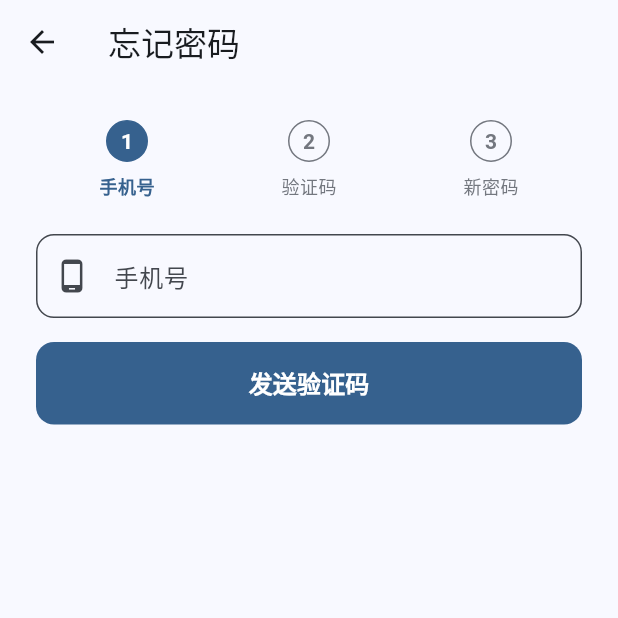
After one commit to lhgr/CQUT-Helper, a Flutter app: the ForgetPasswordPage screen opened directly, on a phone screen of 412 x 824 dp, the top half of it. The commit adds this screen. Run offline on Flutter 3.47's test engine with Material 3 defaults, Android fonts, the phone set to English and light mode, and no system bars; drawn by our look-alikes of dynamic_color; our stand-ins replace cached_network_image, cookie_jar, dio, dio_cookie_manager, firebase_analytics, firebase_core and 3 more; missing offline and left inert: asn1lib, pointycastle; accounts and stored records are empty; generated files the repository leaves out were written again.

Commit message:
重写"忘记密码"逻辑

```diff
--- /dev/null
+++ b/lib/pages/Login/ForgetPassword.dart
@@ -0,0 +1,438 @@
+import 'package:cqut/api/auth/forget_password_api.dart';
+import 'package:firebase_analytics/firebase_analytics.dart';
+import 'package:flutter/material.dart';
+
+class ForgetPasswordPage extends StatefulWidget {
+  const ForgetPasswordPage({super.key});
+
+  @override
+  State<ForgetPasswordPage> createState() => _ForgetPasswordPageState();
+}
+
+class _ForgetPasswordPageState extends State<ForgetPasswordPage> {
+  final _phoneController = TextEditingController();
+  final _codeController = TextEditingController();
+  final _passwordController = TextEditingController();
+  final _password2Controller = TextEditingController();
+
+  final ForgetPasswordApi _api = ForgetPasswordApi();
+
+  bool _isLoading = false;
+  bool _obscurePassword = true;
+  bool _obscurePassword2 = true;
+
+  int _step = 0;
+  String? _ticket;
+
+  @override
+  void dispose() {
+    _phoneController.dispose();
+    _codeController.dispose();
+    _passwordController.dispose();
+    _password2Controller.dispose();
+    super.dispose();
+  }
+
+  void _showError(String message) {
+    ScaffoldMessenger.of(context).showSnackBar(SnackBar(content: Text(message)));
+  }
+
+  String _cleanException(Object e) {
+    var msg = e.toString();
+    if (msg.startsWith('Exception: ')) {
+      msg = msg.substring(11);
+    }
+    return msg;
+  }
+
+  bool _isValidPassword(String password) {
+    if (password.length < 8 || password.length > 20) return false;
+
+    final hasUpper = RegExp(r'[A-Z]').hasMatch(password);
+    final hasLower = RegExp(r'[a-z]').hasMatch(password);
+    final hasDigit = RegExp(r'\d').hasMatch(password);
+    final hasSymbol = RegExp(r'[^A-Za-z0-9]').hasMatch(password);
+
+    var kinds = 0;
+    if (hasUpper) kinds++;
+    if (hasLower) kinds++;
+    if (hasDigit) kinds++;
+    if (hasSymbol) kinds++;
+    return kinds >= 3;
+  }
+
+  Future<void> _sendCode() async {
+    final phone = _phoneController.text.trim();
+    if (phone.isEmpty) {
+      _showError('请输入手机号');
+      return;
+    }
+    if (!RegExp(r'^\d{11}$').hasMatch(phone)) {
+      _showError('请输入 11 位手机号');
+      return;
+    }
+
+    setState(() => _isLoading = true);
+    try {
+      await FirebaseAnalytics.instance.logEvent(name: 'forgot_password_send_code');
+      final ticket = await _api.sendAuthCode(mobilePhone: phone);
+      if (!mounted) return;
+      setState(() {
+        _ticket = ticket;
+        _step = 1;
+      });
+      ScaffoldMessenger.of(context).showSnackBar(
+        SnackBar(content: Text('验证码已发送')),
+      );
+    } catch (e) {
+      if (!mounted) return;
+      _showError(_cleanException(e));
+    } finally {
+      if (mounted) setState(() => _isLoading = false);
+    }
+  }
+
+  Future<void> _verifyCode() async {
+    final ticket = _ticket;
+    if (ticket == null || ticket.isEmpty) {
+      _showError('请先发送验证码');
+      return;
+    }
+    final code = _codeController.text.trim();
+    if (code.isEmpty) {
+      _showError('请输入验证码');
+      return;
+    }
+    if (!RegExp(r'^\d{4,8}$').hasMatch(code)) {
+      _showError('验证码格式不正确');
+      return;
+    }
+
+    setState(() => _isLoading = true);
+    try {
+      await FirebaseAnalytics.instance.logEvent(name: 'forgot_password_verify_code');
+      await _api.checkAuthCode(ticket: ticket, authCode: code);
+      if (!mounted) return;
+      setState(() {
+        _step = 2;
+      });
+      ScaffoldMessenger.of(context).showSnackBar(
+        SnackBar(content: Text('验证码验证成功')),
+      );
+    } catch (e) {
+      if (!mounted) return;
+      _showError(_cleanException(e));
+    } finally {
+      if (mounted) setState(() => _isLoading = false);
+    }
+  }
+
+  Future<void> _resetPassword() async {
+    final ticket = _ticket;
+    if (ticket == null || ticket.isEmpty) {
+      _showError('请先发送验证码');
+      return;
+    }
+    final pwd1 = _passwordController.text;
+    final pwd2 = _password2Controller.text;
+    if (pwd1.isEmpty || pwd2.isEmpty) {
+      _showError('请输入并确认新密码');
+      return;
+    }
+    if (pwd1 != pwd2) {
+      _showError('两次输入的密码不一致');
+      return;
+    }
+    if (!_isValidPassword(pwd1)) {
+      _showError('密码不符合规则');
+      return;
+    }
+
+    setState(() => _isLoading = true);
+    try {
+      await FirebaseAnalytics.instance.logEvent(name: 'forgot_password_set_new_password');
+      await _api.setNewPassword(ticket: ticket, password: pwd1);
+      if (!mounted) return;
+      ScaffoldMessenger.of(context).showSnackBar(
+        SnackBar(content: Text('密码已重置，请用新密码登录')),
+      );
+      Navigator.of(context).pop();
+    } catch (e) {
+      if (!mounted) return;
+      _showError(_cleanException(e));
+    } finally {
+      if (mounted) setState(() => _isLoading = false);
+    }
+  }
+
+  @override
+  Widget build(BuildContext context) {
+    return Scaffold(
+      appBar: AppBar(title: Text('忘记密码')),
+      body: SafeArea(
+        child: SingleChildScrollView(
+          padding: EdgeInsets.all(24),
+          child: Column(
+            crossAxisAlignment: CrossAxisAlignment.stretch,
+            children: [
+              _StepHeader(step: _step),
+              SizedBox(height: 24),
+              if (_step == 0) ...[
+                TextFormField(
+                  controller: _phoneController,
+                  keyboardType: TextInputType.phone,
+                  decoration: InputDecoration(
+                    labelText: '手机号',
+                    prefixIcon: Icon(Icons.phone_android),
+                    border: OutlineInputBorder(
+                      borderRadius: BorderRadius.circular(12),
+                    ),
+                    filled: true,
+                    fillColor: Theme.of(context).colorScheme.surface,
+                  ),
+                ),
+                SizedBox(height: 16),
+                FilledButton(
+                  onPressed: _isLoading ? null : _sendCode,
+                  style: FilledButton.styleFrom(
+                    padding: EdgeInsets.symmetric(vertical: 16),
+                    shape: RoundedRectangleBorder(
+                      borderRadius: BorderRadius.circular(12),
+                    ),
+                    elevation: 0,
+                  ),
+                  child: _isLoading
+                      ? SizedBox(
+                          height: 24,
+                          width: 24,
+                          child: CircularProgressIndicator(strokeWidth: 2),
+                        )
+                      : Text(
+                          '发送验证码',
+                          style: TextStyle(
+                            fontSize: 16,
+                            fontWeight: FontWeight.bold,
+                          ),
+                        ),
+                ),
+              ],
+              if (_step == 1) ...[
+                Text(
+                  '验证码已发送到：${_phoneController.text.trim()}',
+                  style: Theme.of(context).textTheme.bodyMedium,
+                ),
+                SizedBox(height: 12),
+                TextFormField(
+                  controller: _codeController,
+                  keyboardType: TextInputType.number,
+                  decoration: InputDecoration(
+                    labelText: '验证码',
+                    prefixIcon: Icon(Icons.verified_outlined),
+                    border: OutlineInputBorder(
+                      borderRadius: BorderRadius.circular(12),
+                    ),
+                    filled: true,
+                    fillColor: Theme.of(context).colorScheme.surface,
+                  ),
+                ),
+                SizedBox(height: 16),
+                Row(
+                  children: [
+                    Expanded(
+                      child: OutlinedButton(
+                        onPressed:
+                            _isLoading ? null : () => setState(() => _step = 0),
+                        style: OutlinedButton.styleFrom(
+                          padding: EdgeInsets.symmetric(vertical: 16),
+                          shape: RoundedRectangleBorder(
+                            borderRadius: BorderRadius.circular(12),
+                          ),
+                        ),
+                        child: Text('返回'),
+                      ),
+                    ),
+                    SizedBox(width: 12),
+                    Expanded(
+                      child: FilledButton(
+                        onPressed: _isLoading ? null : _verifyCode,
+                        style: FilledButton.styleFrom(
+                          padding: EdgeInsets.symmetric(vertical: 16),
+                          shape: RoundedRectangleBorder(
+                            borderRadius: BorderRadius.circular(12),
+                          ),
+                          elevation: 0,
+                        ),
+                        child: _isLoading
+                            ? SizedBox(
+                                height: 24,
+                                width: 24,
+                                child: CircularProgressIndicator(strokeWidth: 2),
+                              )
+                            : Text(
+                                '验证验证码',
+                                style: TextStyle(
+                                  fontSize: 16,
+                                  fontWeight: FontWeight.bold,
+                                ),
+                              ),
+                      ),
+                    ),
+                  ],
+                ),
+              ],
+              if (_step == 2) ...[
+                TextFormField(
+                  controller: _passwordController,
+                  obscureText: _obscurePassword,
+                  decoration: InputDecoration(
+                    labelText: '新密码',
+                    prefixIcon: Icon(Icons.lock_outline),
+                    suffixIcon: IconButton(
+                      icon: Icon(
+                        _obscurePassword ? Icons.visibility_off : Icons.visibility,
+                      ),
+                      onPressed: () =>
+                          setState(() => _obscurePassword = !_obscurePassword),
+                    ),
+                    border: OutlineInputBorder(
+                      borderRadius: BorderRadius.circular(12),
+                    ),
+                    filled: true,
+                    fillColor: Theme.of(context).colorScheme.surface,
+                  ),
+                ),
+                SizedBox(height: 16),
+                TextFormField(
+                  controller: _password2Controller,
+                  obscureText: _obscurePassword2,
+                  decoration: InputDecoration(
+                    labelText: '确认新密码',
+                    prefixIcon: Icon(Icons.lock_outline),
+                    suffixIcon: IconButton(
+                      icon: Icon(
+                        _obscurePassword2 ? Icons.visibility_off : Icons.visibility,
+                      ),
+                      onPressed: () =>
+                          setState(() => _obscurePassword2 = !_obscurePassword2),
+                    ),
+                    border: OutlineInputBorder(
+                      borderRadius: BorderRadius.circular(12),
+                    ),
+                    filled: true,
+                    fillColor: Theme.of(context).colorScheme.surface,
+                  ),
+                ),
+                SizedBox(height: 12),
+                Text(
+                  '密码必须包含:大写字母、小写字母、数字、字符中任意三种以上组合，长度为8-20个字符。',
+                  style: Theme.of(context).textTheme.bodySmall?.copyWith(
+                        color: Theme.of(context).colorScheme.outline,
+                      ),
+                ),
+                SizedBox(height: 16),
+                Row(
+                  children: [
+                    Expanded(
+                      child: OutlinedButton(
+                        onPressed:
+                            _isLoading ? null : () => setState(() => _step = 1),
+                        style: OutlinedButton.styleFrom(
+                          padding: EdgeInsets.symmetric(vertical: 16),
+                          shape: RoundedRectangleBorder(
+                            borderRadius: BorderRadius.circular(12),
+                          ),
+                        ),
+                        child: Text('返回'),
+                      ),
+                    ),
+                    SizedBox(width: 12),
+                    Expanded(
+                      child: FilledButton(
+                        onPressed: _isLoading ? null : _resetPassword,
+                        style: FilledButton.styleFrom(
+                          padding: EdgeInsets.symmetric(vertical: 16),
+                          shape: RoundedRectangleBorder(
+                            borderRadius: BorderRadius.circular(12),
+                          ),
+                          elevation: 0,
+                        ),
+                        child: _isLoading
+                            ? SizedBox(
+                                height: 24,
+                                width: 24,
+                                child: CircularProgressIndicator(strokeWidth: 2),
+                              )
+                            : Text(
+                                '重置密码',
+                                style: TextStyle(
+                                  fontSize: 16,
+                                  fontWeight: FontWeight.bold,
+                                ),
+                              ),
+                      ),
+                    ),
+                  ],
+                ),
+              ],
+            ],
+          ),
+        ),
+      ),
+    );
+  }
+}
+
+class _StepHeader extends StatelessWidget {
+  final int step;
+
+  const _StepHeader({required this.step});
+
+  @override
+  Widget build(BuildContext context) {
+    final color = Theme.of(context).colorScheme.primary;
+    final outline = Theme.of(context).colorScheme.outline;
+
+    Widget dot(int index, String label) {
+      final active = index == step;
+      final done = index < step;
+      final bg = done ? color : (active ? color : Colors.transparent);
+      final fg = done || active ? Theme.of(context).colorScheme.onPrimary : outline;
+      return Expanded(
+        child: Column(
+          children: [
+            Container(
+              width: 28,
+              height: 28,
+              decoration: BoxDecoration(
+                color: bg,
+                shape: BoxShape.circle,
+                border: Border.all(color: active || done ? color : outline),
+              ),
+              alignment: Alignment.center,
+              child: Text(
+                '${index + 1}',
+                style: TextStyle(fontWeight: FontWeight.bold, color: fg),
+              ),
+            ),
+            SizedBox(height: 8),
+            Text(
+              label,
+              style: Theme.of(context).textTheme.bodySmall?.copyWith(
+                    color: active ? color : outline,
+                    fontWeight: active ? FontWeight.bold : null,
+                  ),
+            ),
+          ],
+        ),
+      );
+    }
+
+    return Row(
+      children: [
+        dot(0, '手机号'),
+        dot(1, '验证码'),
+        dot(2, '新密码'),
+      ],
+    );
+  }
+}
--- a/pubspec.yaml
+++ b/pubspec.yaml
@@ -16,7 +16,7 @@ publish_to: 'none' # Remove this line if you wish to publish to pub.dev
 # https://developer.apple.com/library/archive/documentation/General/Reference/InfoPlistKeyReference/Articles/CoreFoundationKeys.html
 # In Windows, build-name is used as the major, minor, and patch parts
 # of the product and file versions while build-number is used as the build suffix.
-version: 0.1.7+2002
+version: 0.1.8+1
 
 environment:
   sdk: ^3.9.2
@@ -34,6 +34,7 @@ dependencies:
   # The following adds the Cupertino Icons font to your application.
   # Use with the CupertinoIcons class for iOS style icons.
   cupertino_icons: ^1.0.8
+  crypto: ^3.0.6
   dio: ^5.9.0
   cookie_jar: ^4.0.8
   dio_cookie_manager: ^3.2.0
```
Also changed, not shown: lib/api/auth/forget_password_api.dart (added, +231 -0 lines), lib/pages/Login/Login.dart (+7 -13 lines), pubspec.lock.
